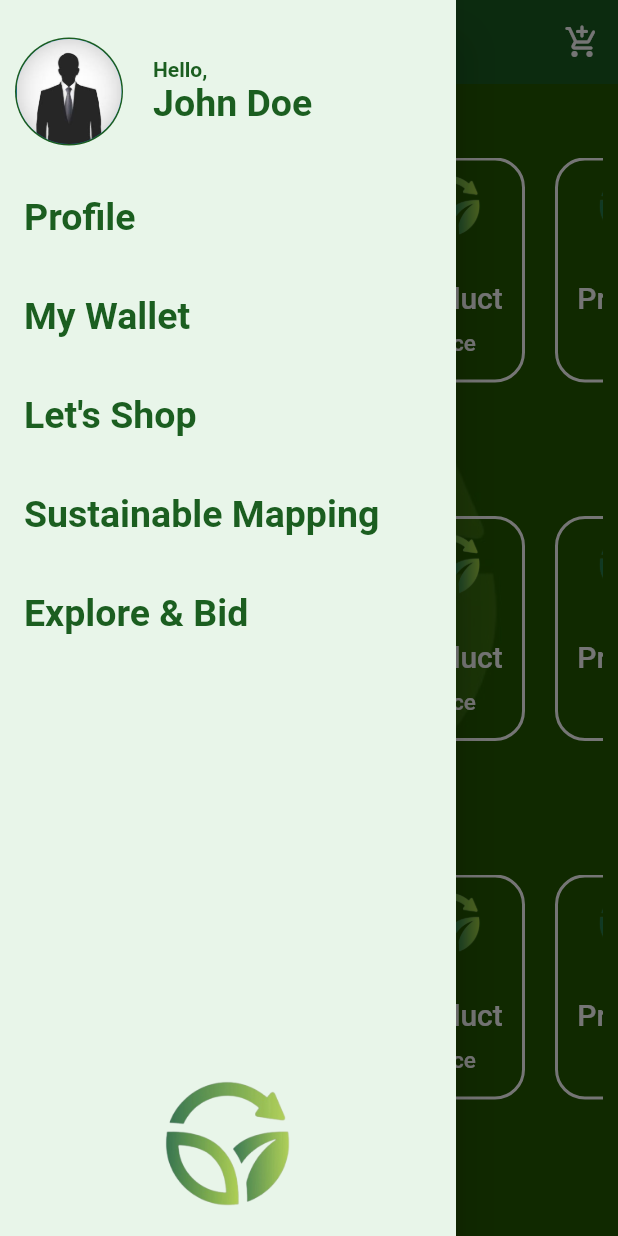
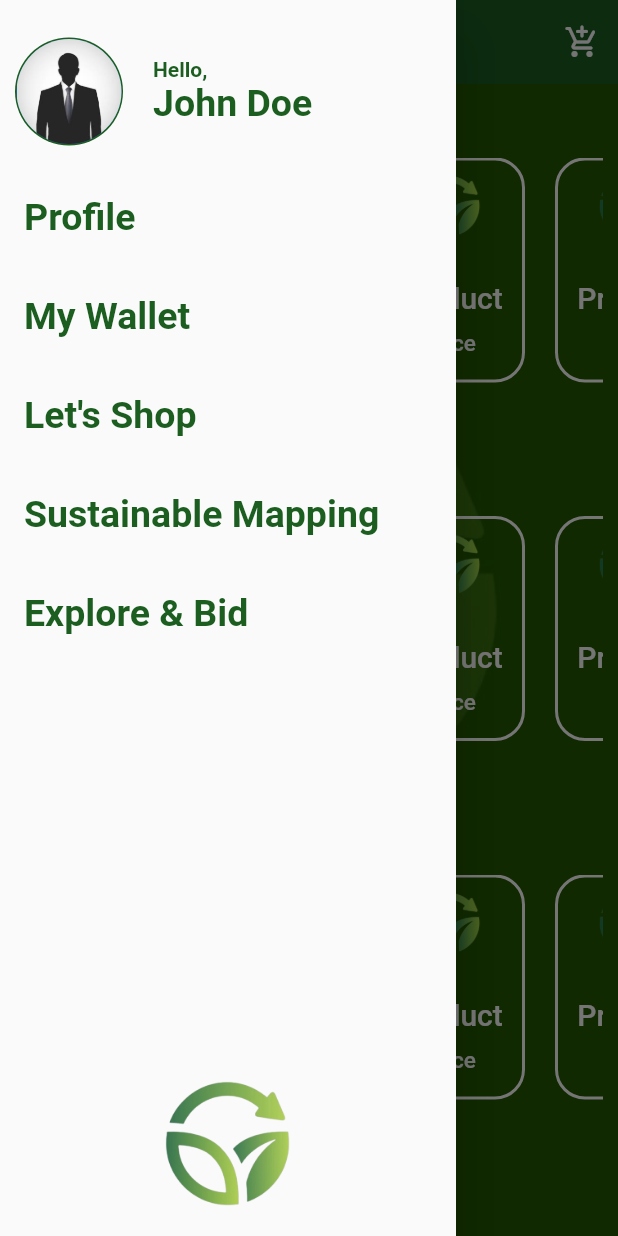
Before and after one commit to rounak610/oxon_app, a Flutter app: the ProductsPage screen opened directly, with the side drawer open, on a phone screen of 412 x 824 dp. Run offline on Flutter 3.47's test engine with Material 2 defaults, Android fonts, the phone set to English and light mode, and no system bars.

Commit message:
Update custom_drawer.dart

```diff
--- a/lib/widgets/custom_drawer.dart
+++ b/lib/widgets/custom_drawer.dart
@@ -23,7 +23,6 @@ class CustomDrawer extends StatelessWidget {
   Widget build(BuildContext context) {
     return Drawer(
       elevation: 15,
-      backgroundColor: Colors.green[50],
       child: Column(
         mainAxisSize: MainAxisSize.max,
         crossAxisAlignment: CrossAxisAlignment.start,
```
